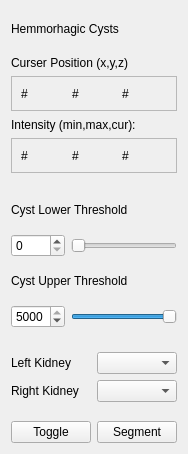
Before: the Qt Designer form tools/cystLabel_tool/cystLabel_widget.ui in collinli2353/SmartClick, drawn with Qt 5.
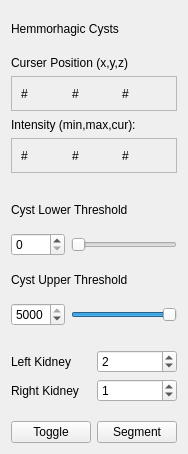
After: the same form once the commit is applied.

Commit message: renamed buttons & changed comboBox to spinBox

```diff
--- a/tools/cystLabel_tool/cystLabel_widget.ui
+++ b/tools/cystLabel_tool/cystLabel_widget.ui
@@ -6,7 +6,7 @@
    <rect>
     <x>0</x>
     <y>0</y>
-    <width>185</width>
+    <width>182</width>
     <height>454</height>
    </rect>
   </property>
@@ -287,7 +287,14 @@
         </widget>
        </item>
        <item>
-        <widget class="QComboBox" name="segActiveLabel_combobox_2"/>
+        <widget class="QSpinBox" name="leftKidney_spinBox">
+         <property name="maximum">
+          <number>5000</number>
+         </property>
+         <property name="value">
+          <number>2</number>
+         </property>
+        </widget>
        </item>
       </layout>
      </item>
@@ -307,7 +314,14 @@
         </widget>
        </item>
        <item>
-        <widget class="QComboBox" name="segActiveLabel_combobox"/>
+        <widget class="QSpinBox" name="rightKidney_spinBox">
+         <property name="maximum">
+          <number>5000</number>
+         </property>
+         <property name="value">
+          <number>1</number>
+         </property>
+        </widget>
        </item>
       </layout>
      </item>
```
Left out of the diff: 4 changed lines with no effect on the pictures. The commit also changes 1 other file.
